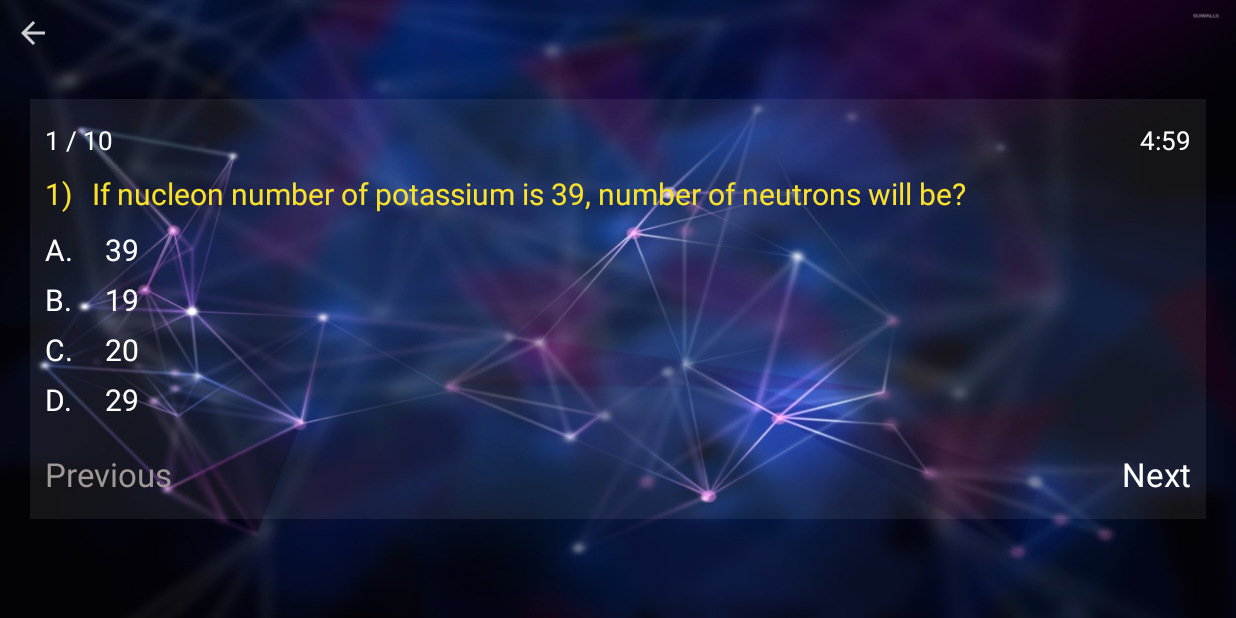
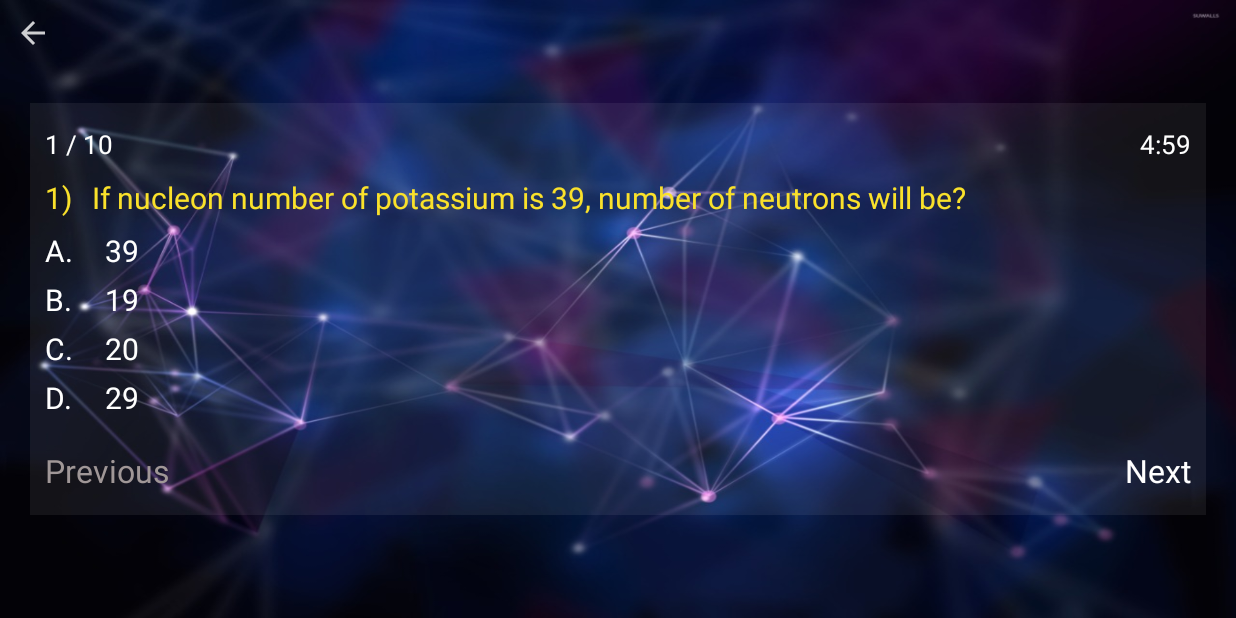
Before and after one commit to Blasanka/android_quiz_app, an Android app: the LevelsActivity screen opened directly, with no data from a screen before it, after a tap on "Level one", on a phone screen of 824 x 412 dp (held sideways). Run offline under Robolectric (Android 15) with nearby library versions, the phone set to English and light mode, and no system bars; libraries missing offline, so code that uses them is left out: com.plattysoft.leonids.

Commit message:
UI adjestments

```diff
--- a/app/src/main/java/prog/com/quizapp/models/Question.java
+++ b/app/src/main/java/prog/com/quizapp/models/Question.java
@@ -1,8 +1,4 @@
 package prog.com.quizapp.models;
-
-
-import org.json.JSONException;
-import org.json.JSONObject;
 
 public class Question {
     private String question;
--- a/app/src/main/java/prog/com/quizapp/utils/SQLiteDbHelper.java
+++ b/app/src/main/java/prog/com/quizapp/utils/SQLiteDbHelper.java
@@ -18,7 +18,7 @@ public class SQLiteDbHelper extends SQLiteOpenHelper {
     private static final String TAG = "SQLiteDbHelper";
 
     // If you change the database schema, you must increment the database version.
-    private static final int DATABASE_VERSION = 2;
+    private static final int DATABASE_VERSION = 1;
     private static final String DATABASE_NAME = "Quiz.db";
 
     SQLiteDbHelper(@Nullable Context context) {
--- a/app/src/main/res/layout/activity_quiz.xml
+++ b/app/src/main/res/layout/activity_quiz.xml
@@ -14,6 +14,9 @@
         android:padding="10dp"
         android:id="@+id/mainLayout">
 
+        <ScrollView
+            android:layout_width="wrap_content"
+            android:layout_height="wrap_content">
             <RelativeLayout
                 android:layout_width="wrap_content"
                 android:layout_height="wrap_content"
@@ -22,6 +25,7 @@
                 <include layout="@layout/snippet_quiz" />
                 <include layout="@layout/snippet_quiz_button_bar" />
             </RelativeLayout>
+        </ScrollView>
 
         <RelativeLayout
             android:layout_width="wrap_content"
--- a/app/src/main/res/layout/layout_failed_score_board.xml
+++ b/app/src/main/res/layout/layout_failed_score_board.xml
@@ -4,7 +4,7 @@
     android:layout_width="match_parent"
     android:layout_height="match_parent"
     android:layout_marginTop="24dp"
-    android:layout_marginBottom="18dp"
+    android:layout_marginBottom="6dp"
     android:layout_marginStart="18dp"
     android:layout_marginEnd="16dp">
 
@@ -43,7 +43,7 @@
         <TextView
             android:layout_width="wrap_content"
             android:layout_height="wrap_content"
-            android:layout_marginEnd="15dp"
+            android:layout_marginEnd="22dp"
             android:id="@+id/homeBt"
             android:text="@string/home_label"
             android:textSize="18sp"
--- a/app/src/main/res/layout/layout_won_score_board.xml
+++ b/app/src/main/res/layout/layout_won_score_board.xml
@@ -4,7 +4,7 @@
     android:layout_width="match_parent"
     android:layout_height="match_parent"
     android:layout_marginTop="24dp"
-    android:layout_marginBottom="18dp"
+    android:layout_marginBottom="6dp"
     android:layout_marginStart="18dp"
     android:layout_marginEnd="16dp">
 
@@ -13,7 +13,7 @@
         android:layout_height="wrap_content"
         android:layout_gravity="center_horizontal"
         android:orientation="vertical"
-        android:layout_marginBottom="15dp"
+        android:layout_marginBottom="14dp"
         android:id="@+id/greetingSection">
         <TextView
             android:layout_width="match_parent"
--- a/app/src/main/res/layout/snippet_quiz.xml
+++ b/app/src/main/res/layout/snippet_quiz.xml
@@ -11,7 +11,7 @@
             android:textColor="@color/darkYellow"
             android:textSize="20sp"
             android:id="@+id/question"
-            android:layout_marginBottom="10dp" />
+            android:layout_marginBottom="8dp" />
         <TextView
             android:layout_width="match_parent"
             android:layout_height="wrap_content"
@@ -20,8 +20,8 @@
             android:layout_below="@id/question"
             android:id="@+id/answer_a"
             android:paddingStart="0dp"
-            android:paddingEnd="80dp"
-            android:layout_marginBottom="6dp" />
+            android:paddingEnd="60dp"
+            android:layout_marginBottom="5dp" />
         <TextView
             android:layout_width="match_parent"
             android:layout_height="wrap_content"
@@ -30,8 +30,8 @@
             android:layout_below="@id/answer_a"
             android:id="@+id/answer_b"
             android:paddingStart="0dp"
-            android:paddingEnd="80dp"
-            android:layout_marginBottom="6dp" />
+            android:paddingEnd="60dp"
+            android:layout_marginBottom="5dp" />
         <TextView
             android:layout_width="match_parent"
             android:layout_height="wrap_content"
@@ -39,9 +39,9 @@
             android:textSize="20sp"
             android:layout_below="@id/answer_b"
             android:paddingStart="0dp"
-            android:paddingEnd="80dp"
+            android:paddingEnd="60dp"
             android:id="@+id/answer_c"
-            android:layout_marginBottom="6dp" />
+            android:layout_marginBottom="5dp" />
         <TextView
             android:layout_width="match_parent"
             android:layout_height="wrap_content"
@@ -49,8 +49,8 @@
             android:textSize="20sp"
             android:layout_below="@id/answer_c"
             android:paddingStart="0dp"
-            android:paddingEnd="80dp"
+            android:paddingEnd="60dp"
             android:id="@+id/answer_d"
-            android:layout_marginBottom="6dp" />
+            android:layout_marginBottom="5dp" />
     </RelativeLayout>
 </merge>
--- a/app/src/main/res/layout/snippet_quiz_button_bar.xml
+++ b/app/src/main/res/layout/snippet_quiz_button_bar.xml
@@ -13,7 +13,7 @@
             android:layout_height="wrap_content"
             android:layout_weight="50"
             android:textColor="@color/grey"
-            android:textSize="22sp"
+            android:textSize="21sp"
             android:text="@string/previous_bt"
             android:id="@+id/previousBt"
             android:paddingStart="0dp"
@@ -25,7 +25,7 @@
             android:layout_height="wrap_content"
             android:layout_weight="50"
             android:textColor="@color/white"
-            android:textSize="22sp"
+            android:textSize="21sp"
             android:text="@string/next_button"
             android:id="@+id/nextBt"
             android:paddingStart="20dp"
--- a/app/src/main/res/layout/snippet_score_table.xml
+++ b/app/src/main/res/layout/snippet_score_table.xml
@@ -10,13 +10,13 @@
             android:layout_marginBottom="8dp"
             android:id="@+id/topScoreText"
             android:text="@string/top_score_text"
-            android:textSize="19sp"
+            android:textSize="18sp"
             android:textColor="@color/white"
             android:textAlignment="center" />
         <RelativeLayout
             android:layout_width="match_parent"
             android:layout_height="match_parent"
-            android:layout_marginBottom="10dp"
+            android:layout_marginBottom="9dp"
             android:layout_marginStart="50dp"
             android:layout_marginEnd="5dp"
             android:id="@+id/scoreTable">
@@ -26,7 +26,7 @@
                 android:layout_height="wrap_content"
                 android:orientation="horizontal"
                 android:weightSum="100"
-                android:layout_marginBottom="6dp"
+                android:layout_marginBottom="5dp"
                 android:id="@+id/levelTextLayout">
 
                 <TextView
```
Also changed, not shown: app/src/main/AndroidManifest.xml (+4 -4 lines), app/src/main/java/prog/com/quizapp/activities/QuizActivity.java (+6 -2 lines). Lines whose indentation alone changed are shown as unchanged.
